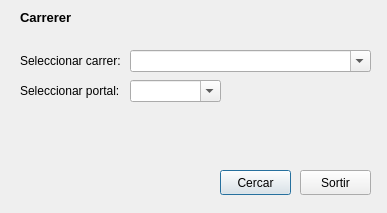
daviderill/street_locator, file src/ui_locator.ui: the form before one commit.
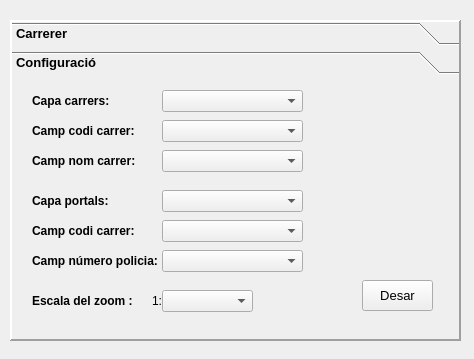
The form after the commit. The open tabs and pages were chosen to show the change.

The edit to the form file:
```diff
--- a/src/ui_locator.ui
+++ b/src/ui_locator.ui
@@ -6,20 +6,20 @@
    <rect>
     <x>0</x>
     <y>0</y>
-    <width>387</width>
-    <height>213</height>
+    <width>474</width>
+    <height>359</height>
    </rect>
   </property>
   <property name="windowTitle">
    <string>Dialog</string>
   </property>
-  <widget class="QLabel" name="lblTitle">
+  <widget class="QToolBox" name="toolBox">
    <property name="geometry">
     <rect>
-     <x>20</x>
-     <y>10</y>
-     <width>200</width>
-     <height>21</height>
+     <x>10</x>
+     <y>20</y>
+     <width>451</width>
+     <height>321</height>
     </rect>
    </property>
    <property name="font">
@@ -28,16 +28,52 @@
      <pointsize>10</pointsize>
      <weight>75</weight>
      <bold>true</bold>
-     <kerning>true</kerning>
     </font>
    </property>
-   <property name="text">
+   <property name="frameShape">
+    <enum>QFrame::Panel</enum>
+   </property>
+   <property name="frameShadow">
+    <enum>QFrame::Raised</enum>
+   </property>
+   <property name="lineWidth">
+    <number>2</number>
+   </property>
+   <property name="currentIndex">
+    <number>0</number>
+   </property>
+   <widget class="QWidget" name="page">
+    <property name="geometry">
+     <rect>
+      <x>0</x>
+      <y>0</y>
+      <width>447</width>
+      <height>255</height>
+     </rect>
+    </property>
+    <property name="autoFillBackground">
+     <bool>true</bool>
+    </property>
+    <attribute name="label">
     <string>Carrerer</string>
-   </property>
-   <property name="alignment">
-    <set>Qt::AlignLeading|Qt::AlignLeft|Qt::AlignTop</set>
-   </property>
-   <property name="wordWrap">
+    </attribute>
+    <widget class="QComboBox" name="cboStreet">
+     <property name="geometry">
+      <rect>
+       <x>150</x>
+       <y>10</y>
+       <width>241</width>
+       <height>22</height>
+      </rect>
+     </property>
+     <property name="font">
+      <font>
+       <pointsize>9</pointsize>
+       <weight>50</weight>
+       <bold>false</bold>
+      </font>
+     </property>
+     <property name="editable">
     <bool>true</bool>
    </property>
   </widget>
@@ -45,7 +81,7 @@
    <property name="geometry">
     <rect>
      <x>20</x>
-     <y>50</y>
+       <y>10</y>
      <width>111</width>
      <height>21</height>
     </rect>
@@ -60,12 +96,32 @@
     <string>Seleccionar carrer:</string>
    </property>
   </widget>
+    <widget class="QComboBox" name="cboPortal">
+     <property name="geometry">
+      <rect>
+       <x>150</x>
+       <y>40</y>
+       <width>91</width>
+       <height>22</height>
+      </rect>
+     </property>
+     <property name="font">
+      <font>
+       <pointsize>9</pointsize>
+       <weight>50</weight>
+       <bold>false</bold>
+      </font>
+     </property>
+     <property name="editable">
+      <bool>true</bool>
+     </property>
+    </widget>
   <widget class="QLabel" name="label_3">
    <property name="geometry">
     <rect>
      <x>20</x>
-     <y>80</y>
-     <width>121</width>
+       <y>40</y>
+       <width>111</width>
      <height>21</height>
     </rect>
    </property>
@@ -79,31 +135,21 @@
     <string>Seleccionar portal:</string>
    </property>
   </widget>
-  <widget class="QPushButton" name="btnSearch">
-   <property name="geometry">
-    <rect>
-     <x>220</x>
-     <y>170</y>
-     <width>71</width>
-     <height>25</height>
-    </rect>
-   </property>
-   <property name="locale">
-    <locale language="Catalan" country="Spain"/>
-   </property>
-   <property name="text">
-    <string>Cercar</string>
-   </property>
-  </widget>
   <widget class="QPushButton" name="btnClose">
    <property name="geometry">
     <rect>
-     <x>300</x>
-     <y>170</y>
-     <width>71</width>
-     <height>25</height>
-    </rect>
-   </property>
+       <x>330</x>
+       <y>130</y>
+       <width>101</width>
+       <height>31</height>
+      </rect>
+     </property>
+     <property name="font">
+      <font>
+       <weight>50</weight>
+       <bold>false</bold>
+      </font>
+     </property>
    <property name="locale">
     <locale language="Catalan" country="Spain"/>
    </property>
@@ -111,34 +157,354 @@
     <string>Sortir</string>
    </property>
   </widget>
-  <widget class="QComboBox" name="cboStreet">
+    <widget class="QPushButton" name="btnSearch">
    <property name="geometry">
     <rect>
-     <x>130</x>
-     <y>50</y>
-     <width>241</width>
+       <x>220</x>
+       <y>130</y>
+       <width>101</width>
+       <height>31</height>
+      </rect>
+     </property>
+     <property name="font">
+      <font>
+       <weight>50</weight>
+       <bold>false</bold>
+      </font>
+     </property>
+     <property name="locale">
+      <locale language="Catalan" country="Spain"/>
+     </property>
+     <property name="text">
+      <string>Cercar Portal</string>
+     </property>
+    </widget>
+    <widget class="QPushButton" name="btnSearchStreet">
+     <property name="geometry">
+      <rect>
+       <x>110</x>
+       <y>130</y>
+       <width>101</width>
+       <height>31</height>
+      </rect>
+     </property>
+     <property name="font">
+      <font>
+       <weight>50</weight>
+       <bold>false</bold>
+      </font>
+     </property>
+     <property name="locale">
+      <locale language="Catalan" country="Spain"/>
+     </property>
+     <property name="text">
+      <string>Cercar Carrer</string>
+     </property>
+    </widget>
+   </widget>
+   <widget class="QWidget" name="page_2">
+    <property name="geometry">
+     <rect>
+      <x>0</x>
+      <y>0</y>
+      <width>447</width>
+      <height>255</height>
+     </rect>
+    </property>
+    <attribute name="label">
+     <string>Configuració</string>
+    </attribute>
+    <widget class="QLabel" name="label_2">
+     <property name="geometry">
+      <rect>
+       <x>20</x>
+       <y>10</y>
+       <width>111</width>
+       <height>21</height>
+      </rect>
+     </property>
+     <property name="font">
+      <font>
+       <pointsize>9</pointsize>
+      </font>
+     </property>
+     <property name="text">
+      <string>Capa carrers:</string>
+     </property>
+    </widget>
+    <widget class="QLabel" name="label_4">
+     <property name="geometry">
+      <rect>
+       <x>20</x>
+       <y>40</y>
+       <width>111</width>
+       <height>21</height>
+      </rect>
+     </property>
+     <property name="font">
+      <font>
+       <pointsize>9</pointsize>
+      </font>
+     </property>
+     <property name="text">
+      <string>Camp codi carrer:</string>
+     </property>
+    </widget>
+    <widget class="QLabel" name="label_5">
+     <property name="geometry">
+      <rect>
+       <x>20</x>
+       <y>70</y>
+       <width>111</width>
+       <height>21</height>
+      </rect>
+     </property>
+     <property name="font">
+      <font>
+       <pointsize>9</pointsize>
+      </font>
+     </property>
+     <property name="text">
+      <string>Camp nom carrer:</string>
+     </property>
+    </widget>
+    <widget class="QComboBox" name="cboStreetLayer">
+     <property name="geometry">
+      <rect>
+       <x>150</x>
+       <y>10</y>
+       <width>141</width>
      <height>22</height>
     </rect>
    </property>
-   <property name="editable">
-    <bool>true</bool>
-   </property>
-   <property name="modelColumn">
-    <number>0</number>
-   </property>
-  </widget>
-  <widget class="QComboBox" name="cboPortal">
+     <property name="font">
+      <font>
+       <pointsize>9</pointsize>
+       <weight>50</weight>
+       <bold>false</bold>
+      </font>
+     </property>
+    </widget>
+    <widget class="QComboBox" name="cboStreetCode">
+     <property name="geometry">
+      <rect>
+       <x>150</x>
+       <y>40</y>
+       <width>141</width>
+       <height>22</height>
+      </rect>
+     </property>
+     <property name="font">
+      <font>
+       <pointsize>9</pointsize>
+       <weight>50</weight>
+       <bold>false</bold>
+      </font>
+     </property>
+    </widget>
+    <widget class="QComboBox" name="cboStreetName">
    <property name="geometry">
     <rect>
-     <x>130</x>
-     <y>80</y>
+       <x>150</x>
+       <y>70</y>
+       <width>141</width>
+       <height>22</height>
+      </rect>
+     </property>
+     <property name="font">
+      <font>
+       <pointsize>9</pointsize>
+       <weight>50</weight>
+       <bold>false</bold>
+      </font>
+     </property>
+    </widget>
+    <widget class="QLabel" name="label_6">
+     <property name="geometry">
+      <rect>
+       <x>20</x>
+       <y>110</y>
+       <width>111</width>
+       <height>21</height>
+      </rect>
+     </property>
+     <property name="font">
+      <font>
+       <pointsize>9</pointsize>
+      </font>
+     </property>
+     <property name="text">
+      <string>Capa portals:</string>
+     </property>
+    </widget>
+    <widget class="QComboBox" name="cboPortalLayer">
+     <property name="geometry">
+      <rect>
+       <x>150</x>
+       <y>110</y>
+       <width>141</width>
+       <height>22</height>
+      </rect>
+     </property>
+     <property name="font">
+      <font>
+       <pointsize>9</pointsize>
+       <weight>50</weight>
+       <bold>false</bold>
+      </font>
+     </property>
+    </widget>
+    <widget class="QComboBox" name="cboPortalCode">
+     <property name="geometry">
+      <rect>
+       <x>150</x>
+       <y>140</y>
+       <width>141</width>
+       <height>22</height>
+      </rect>
+     </property>
+     <property name="font">
+      <font>
+       <pointsize>9</pointsize>
+       <weight>50</weight>
+       <bold>false</bold>
+      </font>
+     </property>
+    </widget>
+    <widget class="QLabel" name="label_7">
+     <property name="geometry">
+      <rect>
+       <x>20</x>
+       <y>140</y>
+       <width>111</width>
+       <height>21</height>
+      </rect>
+     </property>
+     <property name="font">
+      <font>
+       <pointsize>9</pointsize>
+      </font>
+     </property>
+     <property name="text">
+      <string>Camp codi carrer:</string>
+     </property>
+    </widget>
+    <widget class="QLabel" name="label_8">
+     <property name="geometry">
+      <rect>
+       <x>20</x>
+       <y>170</y>
+       <width>131</width>
+       <height>21</height>
+      </rect>
+     </property>
+     <property name="font">
+      <font>
+       <pointsize>9</pointsize>
+      </font>
+     </property>
+     <property name="text">
+      <string>Camp número policia:</string>
+     </property>
+    </widget>
+    <widget class="QComboBox" name="cboPortalNumber">
+     <property name="geometry">
+      <rect>
+       <x>150</x>
+       <y>170</y>
+       <width>141</width>
+       <height>22</height>
+      </rect>
+     </property>
+     <property name="font">
+      <font>
+       <pointsize>9</pointsize>
+       <weight>50</weight>
+       <bold>false</bold>
+      </font>
+     </property>
+    </widget>
+    <widget class="QPushButton" name="btnSave">
+     <property name="geometry">
+      <rect>
+       <x>350</x>
+       <y>200</y>
+       <width>71</width>
+       <height>31</height>
+      </rect>
+     </property>
+     <property name="font">
+      <font>
+       <weight>50</weight>
+       <bold>false</bold>
+      </font>
+     </property>
+     <property name="locale">
+      <locale language="Catalan" country="Spain"/>
+     </property>
+     <property name="text">
+      <string>Desar</string>
+     </property>
+    </widget>
+    <widget class="QLabel" name="label_9">
+     <property name="geometry">
+      <rect>
+       <x>20</x>
+       <y>210</y>
+       <width>121</width>
+       <height>21</height>
+      </rect>
+     </property>
+     <property name="font">
+      <font>
+       <pointsize>9</pointsize>
+      </font>
+     </property>
+     <property name="text">
+      <string>Escala del zoom :</string>
+     </property>
+    </widget>
+    <widget class="QComboBox" name="cboScaleZoom">
+     <property name="geometry">
+      <rect>
+       <x>150</x>
+       <y>210</y>
      <width>91</width>
      <height>22</height>
     </rect>
    </property>
+     <property name="font">
+      <font>
+       <pointsize>9</pointsize>
+       <weight>50</weight>
+       <bold>false</bold>
+      </font>
+     </property>
    <property name="editable">
-    <bool>true</bool>
-   </property>
+      <bool>false</bool>
+     </property>
+    </widget>
+    <widget class="QLabel" name="label_10">
+     <property name="geometry">
+      <rect>
+       <x>140</x>
+       <y>210</y>
+       <width>16</width>
+       <height>21</height>
+      </rect>
+     </property>
+     <property name="font">
+      <font>
+       <pointsize>9</pointsize>
+       <weight>50</weight>
+       <bold>false</bold>
+      </font>
+     </property>
+     <property name="text">
+      <string>1:</string>
+     </property>
+    </widget>
+   </widget>
   </widget>
  </widget>
  <resources/>
```
Left out of the diff: 3 changed lines with no effect on the pictures. Lines whose indentation alone changed are shown as unchanged.
